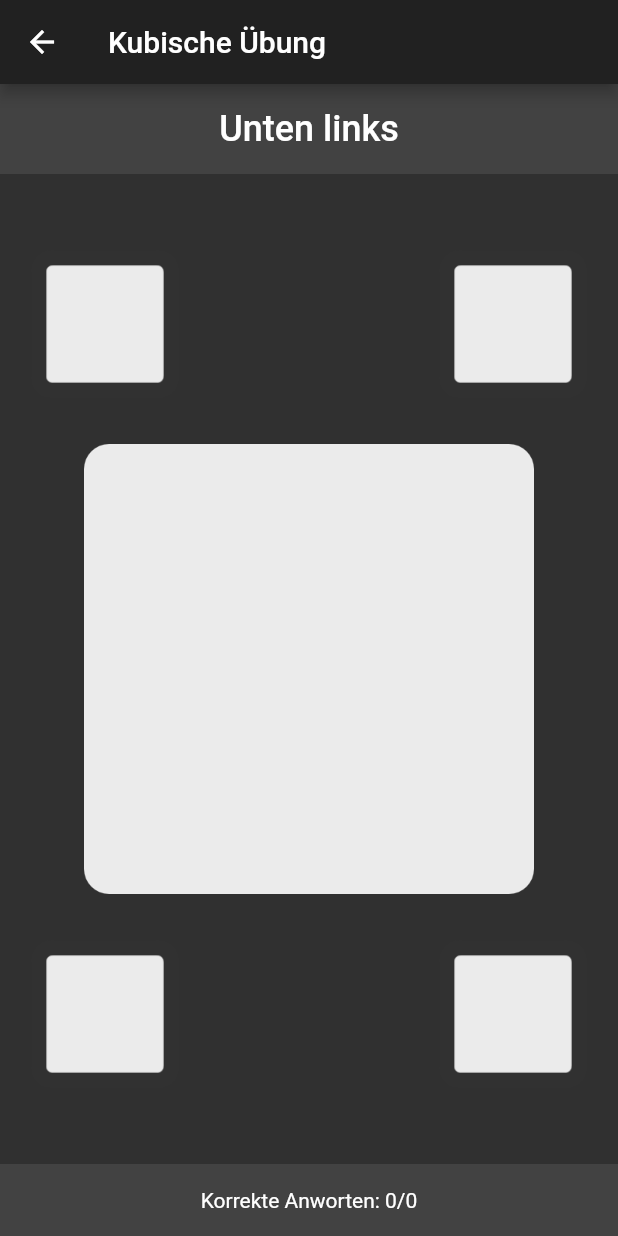
After one commit to marcel-prehn/rechtslinkstrainer, a Flutter app: the screen it shows after launch, after a tap on "Kubische Übung", on a phone screen of 412 x 824 dp. The commit adds this screen. Run offline on Flutter 3.47's test engine with Material 2 defaults, Android fonts, the phone set to English and light mode, and no system bars; our stand-ins replace sqflite, synchronized; accounts and stored records are empty.

Commit message:
Add CubicPractice

```diff
--- a/lib/main.dart
+++ b/lib/main.dart
@@ -1,12 +1,14 @@
 import 'package:flutter/material.dart';
 import 'package:flutter/widgets.dart';
-import 'package:rechtslinkstrainer/db.dart';
-import 'package:rechtslinkstrainer/progress.dart';
-import 'package:rechtslinkstrainer/textPractice.dart';
+import 'package:rechtslinkstrainer/DbProvider.dart';
+import 'package:rechtslinkstrainer/Progress.dart';
+import 'package:rechtslinkstrainer/practices/CubicPractice.dart';
+import 'package:rechtslinkstrainer/practices/TextPractice.dart';
 
 void main() {
   var routes = <String, WidgetBuilder>{
     "/TextPractice": (BuildContext context) => new TextPractice(),
+    "/CubicPractice": (BuildContext context) => new CubicPractice(),
   };
 
   runApp(MaterialApp(
@@ -16,8 +18,6 @@ void main() {
     debugShowCheckedModeBanner: false,
     routes: routes,
   ));
-
-  getProgress(1);
 }
 
 getProgress(int practiceId) {
@@ -77,7 +77,7 @@ class OverviewState extends State<Overview> {
                       leading: Icon(Icons.directions),
                       title: Text("Textuelle Übung"),
                       subtitle: FutureBuilder<Progress>(
-                        future: getProgress(1),
+                        future: getProgress(TextPractice.PRACTICE_ID),
                         builder: (BuildContext context,
                             AsyncSnapshot<Progress> snapshot) {
                           if (snapshot.hasData && snapshot.data.value != null) {
@@ -94,6 +94,28 @@ class OverviewState extends State<Overview> {
                       },
                     ),
                   ),
+                  Card(
+                    child: ListTile(
+                      leading: Icon(Icons.center_focus_strong),
+                      title: Text("Kubische Übung"),
+                      subtitle: FutureBuilder<Progress>(
+                        future: getProgress(CubicPractice.PRACTICE_ID),
+                        builder: (BuildContext context,
+                            AsyncSnapshot<Progress> snapshot) {
+                          if (snapshot.hasData && snapshot.data.value != null) {
+                            return Text("${snapshot.data.value}% richtige Antworten");
+                          } else {
+                            return Text("keine Daten vorhanden");
+                          }
+                        },
+                      ),
+                      trailing: Icon(Icons.chevron_right),
+                      contentPadding: EdgeInsets.all(8),
+                      onTap: () {
+                        Navigator.pushNamed(context, "/CubicPractice");
+                      },
+                    ),
+                  ),
                 ],
               ),
             )
--- /dev/null
+++ b/lib/practices/CubicPractice.dart
@@ -0,0 +1,208 @@
+import 'dart:math';
+
+import 'package:flutter/cupertino.dart';
+import 'package:flutter/material.dart';
+import 'package:flutter/rendering.dart';
+import 'package:uuid/uuid.dart';
+
+import '../DbProvider.dart';
+import '../Result.dart';
+
+class CubicPractice extends StatefulWidget {
+  static const PRACTICE_ID = 2;
+  CubicPractice({Key key}) : super(key: key);
+
+  @override
+  State<StatefulWidget> createState() => CubicPracticeState();
+}
+
+enum CubicSide { OBEN_LINKS, OBEN_RECHTS, UNTEN_LINKS, UNTEN_RECHTS }
+
+class CubicPracticeState extends State<CubicPractice> {
+  static const TEXT_OBEN_LINKS = "Oben links";
+  static const TEXT_OBEN_RECHTS = "Oben rechts";
+  static const TEXT_UNTEN_LINKS = "Unten links";
+  static const TEXT_UNTEN_RECHTS = "Unten rechts";
+  var correctSide;
+  var correctAnswers = 0;
+  var incorrectAnswers = 0;
+
+  String shuffle() {
+    var random = new Random();
+    var nextValue = random.nextInt(99);
+    if (nextValue % 5 == 0) {
+      correctSide = CubicSide.OBEN_LINKS;
+      return TEXT_OBEN_LINKS;
+    } else if (nextValue % 3 == 0) {
+      correctSide = CubicSide.OBEN_RECHTS;
+      return TEXT_OBEN_RECHTS;
+    } else if (nextValue % 2 == 0) {
+      correctSide = CubicSide.UNTEN_LINKS;
+      return TEXT_UNTEN_LINKS;
+    } else {
+      correctSide = CubicSide.UNTEN_RECHTS;
+      return TEXT_UNTEN_RECHTS;
+    }
+  }
+
+  onButtonPressed(CubicSide side) {
+    if (side == correctSide) {
+      correctAnswers++;
+      setState(() {});
+    } else {
+      incorrectAnswers++;
+    }
+  }
+
+  Widget showConfirmationDialog(BuildContext context) {
+    showDialog(
+        context: context,
+        builder: (BuildContext context) {
+          return AlertDialog(
+            title: Text("Beenden"),
+            content: Text("Willst du die Übung beenden?"),
+            actions: <Widget>[
+              FlatButton(
+                child: Text("Abbrechen"),
+                onPressed: () {
+                  Navigator.pop(context);
+                },
+              ),
+              FlatButton(
+                child: Text("Beenden"),
+                onPressed: () async {
+                  var uuid = new Uuid();
+                  Result res = new Result(
+                      uuid: uuid.v4(),
+                      practiceId: CubicPractice.PRACTICE_ID,
+                      timestamp: DateTime.now().toIso8601String(),
+                      correct: correctAnswers,
+                      incorrect: incorrectAnswers);
+                  await DbProvider.db.saveResult(res);
+                  Navigator.popUntil(context, ModalRoute.withName("/"));
+                },
+              )
+            ],
+          );
+        });
+  }
+
+  @override
+  Widget build(BuildContext context) {
+    return WillPopScope(
+        child: Scaffold(
+          appBar: AppBar(
+            title: Text("Kubische Übung"),
+          ),
+          body: Builder(builder: (BuildContext context) {
+            return Column(
+              crossAxisAlignment: CrossAxisAlignment.stretch,
+              children: <Widget>[
+                Container(
+                  color: Colors.grey[800],
+                  alignment: Alignment.center,
+                  padding: EdgeInsets.all(16),
+                  child: Text(shuffle(),
+                      style:
+                          TextStyle(fontSize: 24, fontWeight: FontWeight.w500)),
+                ),
+                Expanded(
+                  child: Container(
+                    child: Stack(
+                      children: <Widget>[
+                        Center(
+                          child: Container(
+                            width: 300,
+                            height: 300,
+                            decoration: BoxDecoration(
+                              image: DecorationImage(
+                                image: AssetImage("assets/Cubic_Center.png"),
+                              ),
+                            ),
+                          ),
+                        ),
+                        Positioned(
+                          left: 20,
+                          top: 50,
+                          child: GestureDetector(
+                            onTap: () => onButtonPressed(CubicSide.OBEN_LINKS),
+                            child: Container(
+                              width: 100,
+                              height: 100,
+                              decoration: BoxDecoration(
+                                image: DecorationImage(
+                                  image: AssetImage("assets/Cubic_Corner.png"),
+                                ),
+                              ),
+                            ),
+                          ),
+                        ),
+                        Positioned(
+                          right: 20,
+                          top: 50,
+                          child: GestureDetector(
+                            onTap: () => onButtonPressed(CubicSide.OBEN_RECHTS),
+                            child: Container(
+                              width: 100,
+                              height: 100,
+                              decoration: BoxDecoration(
+                                image: DecorationImage(
+                                  image: AssetImage("assets/Cubic_Corner.png"),
+                                ),
+                              ),
+                            ),
+                          ),
+                        ),
+                        Positioned(
+                          left: 20,
+                          bottom: 50,
+                          child: GestureDetector(
+                            onTap: () => onButtonPressed(CubicSide.UNTEN_LINKS),
+                            child: Container(
+                              width: 100,
+                              height: 100,
+                              decoration: BoxDecoration(
+                                image: DecorationImage(
+                                  image: AssetImage("assets/Cubic_Corner.png"),
+                                ),
+                              ),
+                            ),
+                          ),
+                        ),
+                        Positioned(
+                          right: 20,
+                          bottom: 50,
+                          child: GestureDetector(
+                            onTap: () =>
+                                onButtonPressed(CubicSide.UNTEN_RECHTS),
+                            child: Container(
+                              width: 100,
+                              height: 100,
+                              decoration: BoxDecoration(
+                                image: DecorationImage(
+                                  image: AssetImage("assets/Cubic_Corner.png"),
+                                ),
+                              ),
+                            ),
+                          ),
+                        ),
+                      ],
+                    ),
+                  ),
+                ),
+                Container(
+                  color: Colors.grey[800],
+                  alignment: Alignment.center,
+                  padding: EdgeInsets.all(16),
+                  child: Text(
+                      "Korrekte Anworten: ${correctAnswers}/${correctAnswers + incorrectAnswers}"),
+                ),
+              ],
+            );
+          }),
+        ),
+        onWillPop: () {
+          return new Future.value(true);
+        });
+  }
+}
--- a/lib/textPractice.dart
+++ b/lib/practices/TextPractice.dart
@@ -1,22 +1,20 @@
 import 'dart:math';
 
-import 'package:flutter/cupertino.dart';
 import 'package:flutter/material.dart';
-import 'package:rechtslinkstrainer/db.dart';
-import 'package:rechtslinkstrainer/result.dart';
+import 'package:rechtslinkstrainer/DbProvider.dart';
+import 'package:rechtslinkstrainer/Result.dart';
 import 'package:uuid/uuid.dart';
 
 enum Side { LEFT, RIGHT }
 
 class TextPractice extends StatefulWidget {
+  static const PRACTICE_ID = 1;
   TextPractice({Key key}) : super(key: key);
-
   @override
   TextPracticeState createState() => TextPracticeState();
 }
 
 class TextPracticeState extends State<TextPractice> {
-  static final int PRACTICE_ID = 1;
   static final String TEXT_LEFT = "Links wählen";
   static final String TEXT_RIGHT = "Rechts wählen";
   static final String TEXT_ERROR = "Da ist ein Fehler aufgetreten...";
@@ -115,7 +113,7 @@ class TextPracticeState extends State<TextPractice> {
                   var uuid = new Uuid();
                   Result res = new Result(
                       uuid: uuid.v4(),
-                      practiceId: PRACTICE_ID,
+                      practiceId: TextPractice.PRACTICE_ID,
                       timestamp: DateTime.now().toIso8601String(),
                       correct: correctAnswers,
                       incorrect: incorrectAnswers);
@@ -140,6 +138,7 @@ class TextPracticeState extends State<TextPractice> {
               crossAxisAlignment: CrossAxisAlignment.stretch,
               children: <Widget>[
                 Container(
+                  color: Colors.grey[800],
                   alignment: Alignment.center,
                   padding: EdgeInsets.all(16),
                   child: Text(shuffle(),
@@ -175,6 +174,7 @@ class TextPracticeState extends State<TextPractice> {
                   ),
                 ),
                 Container(
+                  color: Colors.grey[800],
                   alignment: Alignment.center,
                   padding: EdgeInsets.all(16),
                   child: Text(
--- a/pubspec.yaml
+++ b/pubspec.yaml
@@ -1,6 +1,6 @@
 name: rechtslinkstrainer
 description: An App to train your Skill to differentiate Left and Right
-version: 1.0.0
+version: 1.1.0+2
 
 environment:
   sdk: ">=2.1.0 <3.0.0"
@@ -20,6 +20,9 @@ dev_dependencies:
 
 flutter:
   uses-material-design: true
+  assets:
+    - "assets/Cubic_Center.png"
+    - "assets/Cubic_Corner.png"
 
 flutter_icons:
   android: true
```
Also changed, not shown: lib/DbProvider.dart (renamed from lib/db.dart, +2 -5 lines), assets/Cubic_Center.png (added), assets/Cubic_Corner.png (added), assets/cubic.png (added), lib/Progress.dart (renamed from lib/progress.dart), lib/Result.dart (renamed from lib/result.dart), pubspec.lock.
